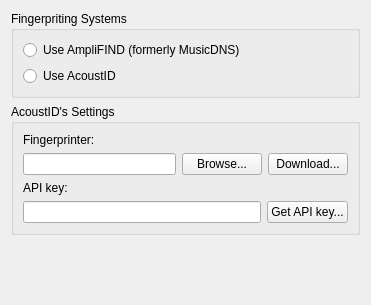
Above: ui/options_fingerprinting.ui from metabrainz/picard before the change. Below: the same form after it.
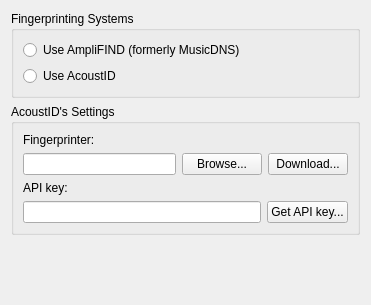
That is the form after the change.

Commit message: Fingerpriting -> Fingerprinting

```diff
--- a/ui/options_fingerprinting.ui
+++ b/ui/options_fingerprinting.ui
@@ -14,7 +14,7 @@
    <item>
     <widget class="QGroupBox" name="groupBox">
      <property name="title">
-      <string>Fingerpriting Systems</string>
+      <string>Fingerprinting Systems</string>
      </property>
      <layout class="QGridLayout" name="gridLayout">
       <item row="0" column="0">
```
The commit also changes 2 other files.
